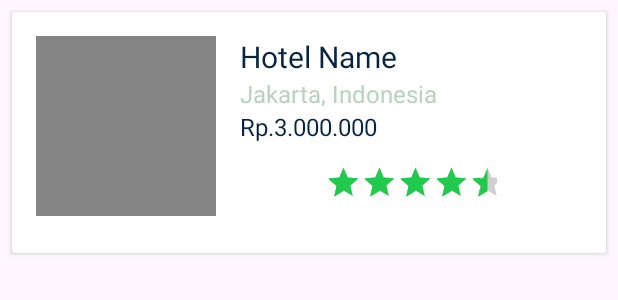
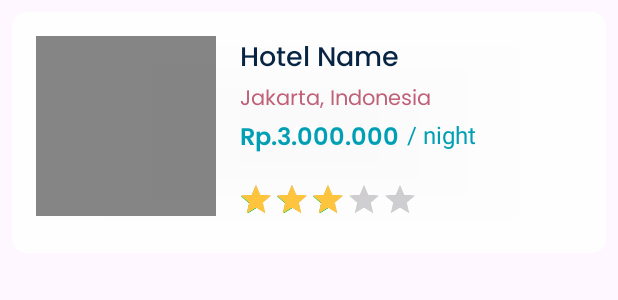
Before and after one commit to Robieeee/ProjectSemes5, an Android app: the layout hotels_row_item.xml on its own in the app's theme, with its tools: preview values and no code run, on a phone screen of 412 x 824 dp. Shown: the top 300 px of the screen. Run offline under Robolectric (Android 15) with nearby library versions, the phone set to English and light mode, and no system bars.

Commit message:
Hotel RecyclerView

```diff
--- a/app/src/main/res/layout/hotels_row_item.xml
+++ b/app/src/main/res/layout/hotels_row_item.xml
@@ -2,10 +2,12 @@
 <androidx.cardview.widget.CardView xmlns:android="http://schemas.android.com/apk/res/android"
     android:layout_width="match_parent"
     android:layout_height="wrap_content"
+    xmlns:app="http://schemas.android.com/apk/res-auto"
     android:layout_margin="8dp"
-    android:background="@color/primary_bg"
+    app:cardBackgroundColor="#99FFFFFF"
     android:id="@+id/recCard"
-    >
+    app:cardCornerRadius="10dp"
+    android:elevation="8dp">
 
     <RelativeLayout
         android:layout_width="match_parent"
@@ -19,8 +21,7 @@
             android:layout_height="120dp"
             android:layout_marginEnd="16dp"
             android:scaleType="fitCenter"
-            android:src="@drawable/ic_hotel_1"
-            />
+            android:src="@drawable/ic_hotel_1" />
 
         <TextView
             android:id="@+id/hotelNameTV"
@@ -29,7 +30,8 @@
             android:layout_toEndOf="@id/hotelImageIV"
             android:text="Hotel Name"
             android:textColor="@color/primary_bg"
-            android:textSize="20sp" />
+            android:fontFamily="@font/poppins_medium"
+            android:textSize="18sp" />
 
         <TextView
             android:id="@+id/hotelLocationTV"
@@ -37,9 +39,10 @@
             android:layout_height="wrap_content"
             android:layout_below="@id/hotelNameTV"
             android:layout_toEndOf="@id/hotelImageIV"
+            android:fontFamily="@font/poppins_regular"
             android:text="Jakarta, Indonesia"
-            android:textColor="@color/primary_grey"
-            android:textSize="16sp" />
+            android:textColor="#BF6076"
+            android:textSize="14sp" />
 
         <TextView
             android:id="@+id/hotelPriceTV"
@@ -47,18 +50,33 @@
             android:layout_height="wrap_content"
             android:layout_below="@id/hotelLocationTV"
             android:layout_toEndOf="@id/hotelImageIV"
+            android:fontFamily="@font/poppins_semibold"
             android:text="Rp.3.000.000"
-            android:textColor="@color/primary_bg"
+            android:textColor="#009FB4"
+            android:textSize="16sp" />
+
+        <TextView
+            android:id="@+id/nightText"
+            android:layout_width="wrap_content"
+            android:layout_height="wrap_content"
+            android:layout_below="@id/hotelLocationTV"
+            android:layout_marginLeft="5dp"
+            android:layout_toEndOf="@id/hotelPriceTV"
+            android:text="/ night"
+            android:textColor="#009FB4"
             android:textSize="16sp" />
 
         <RatingBar
             android:id="@+id/hotelRatingRB"
             android:layout_width="wrap_content"
-            android:layout_height="wrap_content"
+            android:layout_height="42dp"
             android:layout_below="@id/hotelPriceTV"
+            android:layout_marginStart="-61dp"
+            android:layout_marginTop="4dp"
             android:layout_toEndOf="@id/hotelImageIV"
             android:numStars="5"
-            android:rating="4.5"
+            android:progressTint="@color/yellow"
+            android:rating="3"
             android:scaleX="0.5"
             android:scaleY="0.5"
             android:stepSize="0.5" />
--- a/build.gradle
+++ b/build.gradle
@@ -1,4 +1,8 @@
-// Top-level build file where you can add configuration options common to all sub-projects/modules.
+buildscript {
+    dependencies {
+        classpath 'com.google.gms:google-services:4.4.0'
+    }
+}// Top-level build file where you can add configuration options common to all sub-projects/modules.
 plugins {
     id 'com.android.application' version '8.2.0' apply false
     id("com.google.gms.google-services") version "4.4.0" apply false
```
Also changed, not shown: app/src/main/java/com/example/projectsemes5/SearchActivity.java (+45 -40 lines), app/src/main/java/com/example/projectsemes5/adapter/HotelsAdapter.java (+27 -15 lines), app/src/main/java/com/example/projectsemes5/model/HotelData.java (+9 -8 lines), app/src/main/res/layout/activity_home.xml (+4 -3 lines), app/src/main/res/layout/activity_search.xml (+7 -6 lines).
